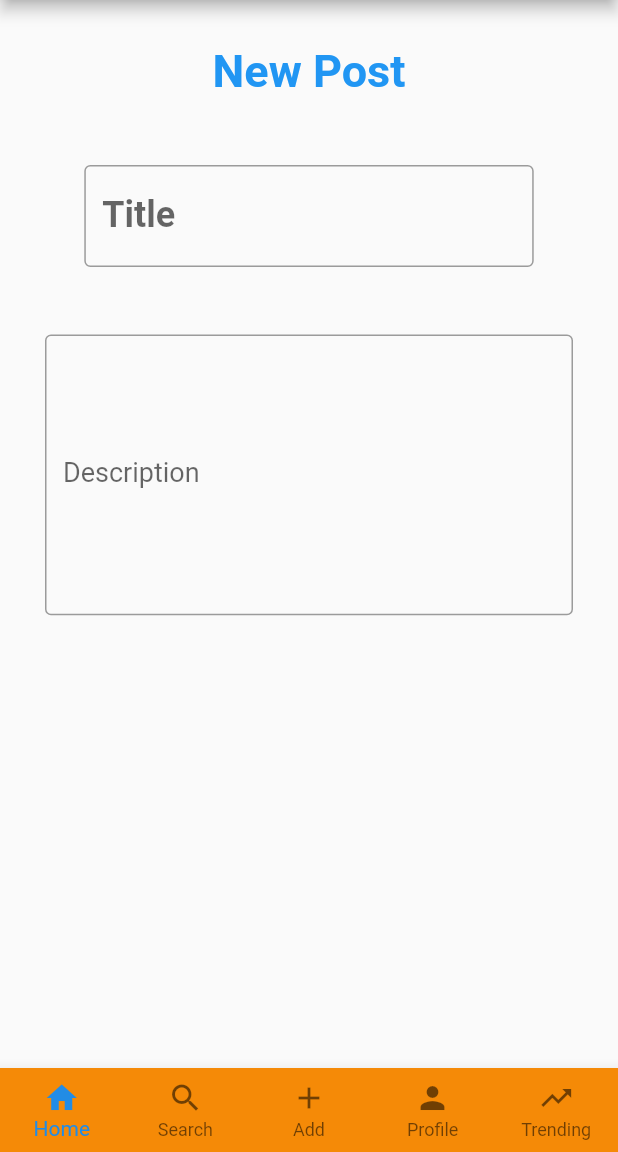
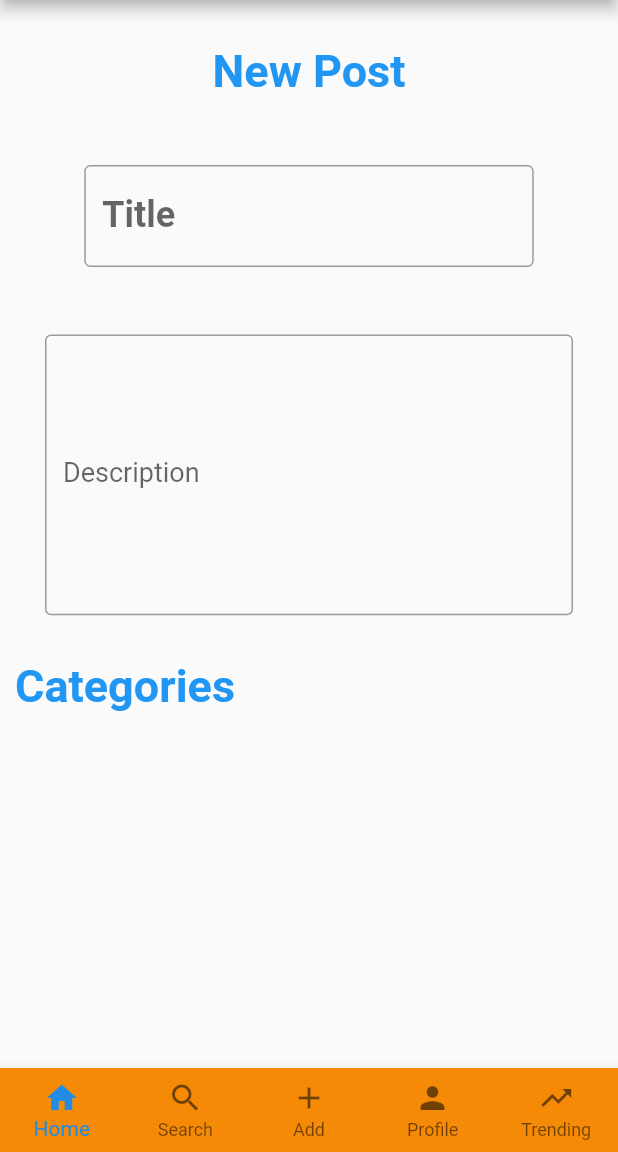
Before and after one commit to moeyad7/hotspot_project, a Flutter app: the CreatePost screen opened by its route, on a phone screen of 412 x 824 dp, the part 84-1236 px from its top. Run offline on Flutter 3.47's test engine with Material 2 defaults, Android fonts, the light colour scheme and no system bars; our stand-ins replace cloud_firestore, custom_sliding_segmented_control, firebase_auth, firebase_core, flutter_signin_button, google_sign_in and 1 more; accounts and stored records are empty; network calls fail.

Commit message:
updates 2.0

```diff
--- a/lib/screens/create_post_screen.dart
+++ b/lib/screens/create_post_screen.dart
@@ -68,6 +68,18 @@ class _CreatePostState extends State<CreatePost> {
                 )
               ),
             ),
+            Container(
+              alignment: Alignment.topLeft,
+              padding: EdgeInsets.only(left: 10),
+              child: Text('Categories',
+               style: TextStyle(
+                    fontSize: 30,
+                    fontWeight: FontWeight.bold,
+                    color: ThemeData().colorScheme.primary,
+                  )
+
+              ),
+            ),
 
         ],),
         ),
```
